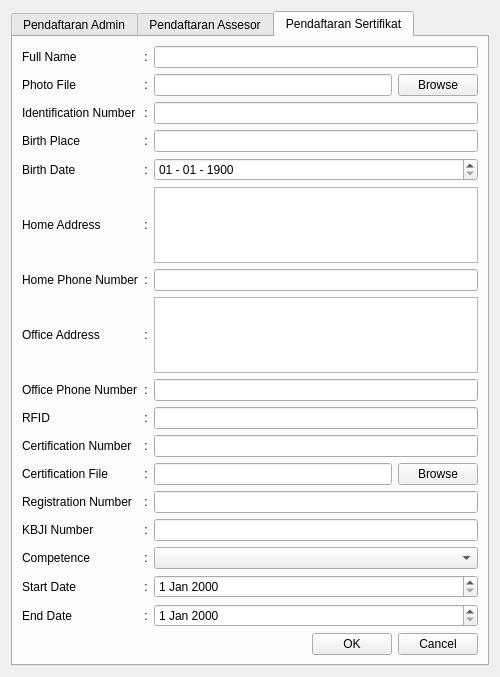
First picture: the form in form_pendaftaran.ui, repository zenaki/LSPE, before the edit.
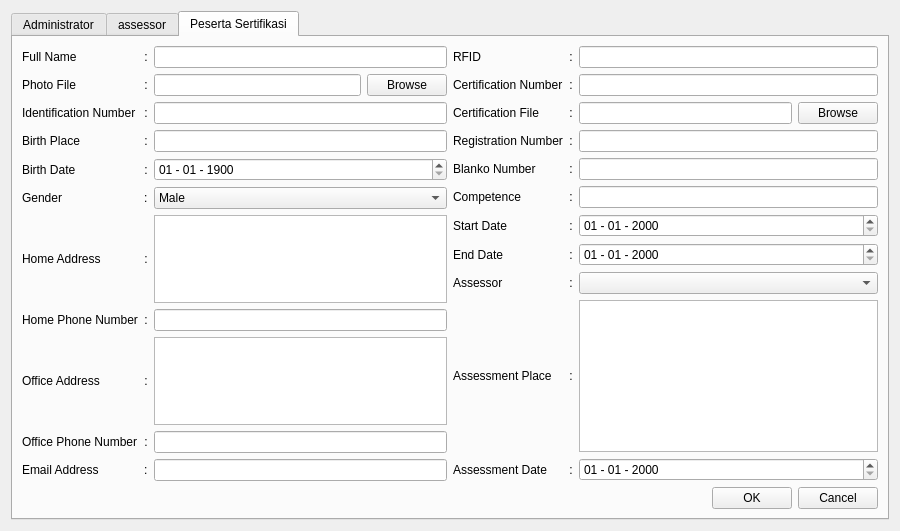
Second picture: the form after the edit. The open tabs and pages were chosen to show the change.

Patch:
```diff
--- a/form_pendaftaran.ui
+++ b/form_pendaftaran.ui
@@ -6,13 +6,13 @@
    <rect>
     <x>0</x>
     <y>0</y>
-    <width>500</width>
-    <height>677</height>
+    <width>900</width>
+    <height>531</height>
    </rect>
   </property>
   <property name="minimumSize">
    <size>
-    <width>500</width>
+    <width>900</width>
     <height>0</height>
    </size>
   </property>
@@ -27,7 +27,7 @@
      </property>
      <widget class="QWidget" name="_pendaftaran_admin">
       <attribute name="title">
-       <string>Pendaftaran Admin</string>
+       <string>Administrator</string>
       </attribute>
       <layout class="QGridLayout" name="gridLayout_4">
        <item row="0" column="0">
@@ -76,6 +76,9 @@
            </property>
           </widget>
          </item>
+         <item row="2" column="2">
+          <widget class="QLineEdit" name="le_admin_fullName"/>
+         </item>
          <item row="2" column="0">
           <widget class="QLabel" name="label_3">
            <property name="text">
@@ -93,8 +96,8 @@
            </property>
           </widget>
          </item>
-         <item row="2" column="2">
-          <widget class="QLineEdit" name="le_admin_fullName"/>
+         <item row="3" column="2">
+          <widget class="QLineEdit" name="le_admin_identNumber"/>
          </item>
          <item row="3" column="0">
           <widget class="QLabel" name="label_4">
@@ -113,9 +116,6 @@
            </property>
           </widget>
          </item>
-         <item row="3" column="2">
-          <widget class="QLineEdit" name="le_admin_identNumber"/>
-         </item>
          <item row="4" column="0">
           <widget class="QLabel" name="label_5">
            <property name="text">
@@ -123,19 +123,26 @@
            </property>
           </widget>
          </item>
-         <item row="4" column="1">
-          <widget class="QLabel" name="label_15">
-           <property name="text">
-            <string>:</string>
-           </property>
-           <property name="alignment">
-            <set>Qt::AlignCenter</set>
-           </property>
-          </widget>
-         </item>
          <item row="4" column="2">
           <widget class="QLineEdit" name="le_admin_birthPlace"/>
          </item>
+         <item row="4" column="1">
+          <widget class="QLabel" name="label_15">
+           <property name="text">
+            <string>:</string>
+           </property>
+           <property name="alignment">
+            <set>Qt::AlignCenter</set>
+           </property>
+          </widget>
+         </item>
+         <item row="6" column="0">
+          <widget class="QLabel" name="label_75">
+           <property name="text">
+            <string>Gender</string>
+           </property>
+          </widget>
+         </item>
          <item row="5" column="0">
           <widget class="QLabel" name="label_6">
            <property name="text">
@@ -153,14 +160,14 @@
            </property>
           </widget>
          </item>
-         <item row="6" column="0">
+         <item row="7" column="0">
           <widget class="QLabel" name="label_7">
            <property name="text">
             <string>Home Address</string>
            </property>
           </widget>
          </item>
-         <item row="6" column="1">
+         <item row="7" column="1">
           <widget class="QLabel" name="label_17">
            <property name="text">
             <string>:</string>
@@ -170,14 +177,17 @@
            </property>
           </widget>
          </item>
-         <item row="7" column="0">
+         <item row="8" column="2">
+          <widget class="QLineEdit" name="le_admin_homePhone"/>
+         </item>
+         <item row="8" column="0">
           <widget class="QLabel" name="label_8">
            <property name="text">
             <string>Home Phone Number</string>
            </property>
           </widget>
          </item>
-         <item row="7" column="1">
+         <item row="8" column="1">
           <widget class="QLabel" name="label_18">
            <property name="text">
             <string>:</string>
@@ -187,17 +197,14 @@
            </property>
           </widget>
          </item>
-         <item row="7" column="2">
-          <widget class="QLineEdit" name="le_admin_homePhone"/>
-         </item>
-         <item row="8" column="0">
+         <item row="9" column="0">
           <widget class="QLabel" name="label_9">
            <property name="text">
             <string>Office Address</string>
            </property>
           </widget>
          </item>
-         <item row="8" column="1">
+         <item row="9" column="1">
           <widget class="QLabel" name="label_19">
            <property name="text">
             <string>:</string>
@@ -207,30 +214,30 @@
            </property>
           </widget>
          </item>
-         <item row="9" column="0">
-          <widget class="QLabel" name="label_10">
-           <property name="text">
-            <string>Office Phone Number</string>
-           </property>
-          </widget>
-         </item>
-         <item row="9" column="1">
-          <widget class="QLabel" name="label_20">
-           <property name="text">
-            <string>:</string>
-           </property>
-           <property name="alignment">
-            <set>Qt::AlignCenter</set>
-           </property>
-          </widget>
-         </item>
-         <item row="9" column="2">
+         <item row="10" column="2">
           <widget class="QLineEdit" name="le_admin_officePhone"/>
          </item>
-         <item row="6" column="2">
+         <item row="10" column="0">
+          <widget class="QLabel" name="label_10">
+           <property name="text">
+            <string>Office Phone Number</string>
+           </property>
+          </widget>
+         </item>
+         <item row="7" column="2">
           <widget class="QTextEdit" name="te_admin_homeAddress"/>
          </item>
-         <item row="8" column="2">
+         <item row="10" column="1">
+          <widget class="QLabel" name="label_20">
+           <property name="text">
+            <string>:</string>
+           </property>
+           <property name="alignment">
+            <set>Qt::AlignCenter</set>
+           </property>
+          </widget>
+         </item>
+         <item row="9" column="2">
           <widget class="QTextEdit" name="te_admin_officeAddress"/>
          </item>
          <item row="5" column="2">
@@ -247,6 +254,44 @@
            </property>
           </widget>
          </item>
+         <item row="6" column="2">
+          <widget class="QComboBox" name="cb_admin_gender">
+           <item>
+            <property name="text">
+             <string>Male</string>
+            </property>
+           </item>
+           <item>
+            <property name="text">
+             <string>Female</string>
+            </property>
+           </item>
+          </widget>
+         </item>
+         <item row="6" column="1">
+          <widget class="QLabel" name="label_76">
+           <property name="text">
+            <string>:</string>
+           </property>
+          </widget>
+         </item>
+         <item row="11" column="0">
+          <widget class="QLabel" name="label_77">
+           <property name="text">
+            <string>Email Address</string>
+           </property>
+          </widget>
+         </item>
+         <item row="11" column="1">
+          <widget class="QLabel" name="label_78">
+           <property name="text">
+            <string>:</string>
+           </property>
+          </widget>
+         </item>
+         <item row="11" column="2">
+          <widget class="QLineEdit" name="le_admin_emailAddress"/>
+         </item>
         </layout>
        </item>
        <item row="1" column="0">
@@ -295,65 +340,34 @@
        </item>
       </layout>
      </widget>
-     <widget class="QWidget" name="tab_pendaftaran_assesor">
+     <widget class="QWidget" name="tab_pendaftaran_assessor">
       <attribute name="title">
-       <string>Pendaftaran Assesor</string>
+       <string>assessor</string>
       </attribute>
       <layout class="QGridLayout" name="gridLayout_5">
        <item row="0" column="0">
         <layout class="QGridLayout" name="gridLayout_3">
-         <item row="0" column="0">
-          <widget class="QLabel" name="label_21">
-           <property name="text">
-            <string>Username</string>
-           </property>
-          </widget>
-         </item>
-         <item row="0" column="1">
+         <item row="4" column="1">
           <widget class="QLabel" name="label_22">
            <property name="text">
             <string>:</string>
            </property>
-           <property name="alignment">
-            <set>Qt::AlignCenter</set>
-           </property>
           </widget>
          </item>
+         <item row="6" column="2">
+          <widget class="QLineEdit" name="le_assessor_homePhone"/>
+         </item>
          <item row="0" column="2">
-          <widget class="QLineEdit" name="le_assesor_username"/>
+          <widget class="QLineEdit" name="le_assessor_fullName"/>
          </item>
-         <item row="1" column="0">
-          <widget class="QLabel" name="label_23">
-           <property name="text">
-            <string>password</string>
-           </property>
-          </widget>
-         </item>
-         <item row="1" column="1">
-          <widget class="QLabel" name="label_24">
-           <property name="text">
-            <string>:</string>
-           </property>
-           <property name="alignment">
-            <set>Qt::AlignCenter</set>
-           </property>
-          </widget>
-         </item>
-         <item row="1" column="2">
-          <widget class="QLineEdit" name="le_assesor_password">
-           <property name="echoMode">
-            <enum>QLineEdit::Password</enum>
-           </property>
-          </widget>
-         </item>
-         <item row="2" column="0">
+         <item row="0" column="0">
           <widget class="QLabel" name="label_25">
            <property name="text">
             <string>Full Name</string>
            </property>
           </widget>
          </item>
-         <item row="2" column="1">
+         <item row="0" column="1">
           <widget class="QLabel" name="label_26">
            <property name="text">
             <string>:</string>
@@ -363,17 +377,17 @@
            </property>
           </widget>
          </item>
-         <item row="2" column="2">
-          <widget class="QLineEdit" name="le_assesor_fullName"/>
+         <item row="1" column="2">
+          <widget class="QLineEdit" name="le_assessor_identNumber"/>
          </item>
-         <item row="3" column="0">
+         <item row="1" column="0">
           <widget class="QLabel" name="label_27">
            <property name="text">
             <string>Identification Number</string>
            </property>
           </widget>
          </item>
-         <item row="3" column="1">
+         <item row="1" column="1">
           <widget class="QLabel" name="label_28">
            <property name="text">
             <string>:</string>
@@ -383,17 +397,17 @@
            </property>
           </widget>
          </item>
-         <item row="3" column="2">
-          <widget class="QLineEdit" name="le_assesor_identNumber"/>
-         </item>
-         <item row="4" column="0">
+         <item row="2" column="0">
           <widget class="QLabel" name="label_29">
            <property name="text">
             <string>Birth Place</string>
            </property>
           </widget>
          </item>
-         <item row="4" column="1">
+         <item row="2" column="2">
+          <widget class="QLineEdit" name="le_assessor_birthPlace"/>
+         </item>
+         <item row="2" column="1">
           <widget class="QLabel" name="label_30">
            <property name="text">
             <string>:</string>
@@ -403,17 +417,14 @@
            </property>
           </widget>
          </item>
-         <item row="4" column="2">
-          <widget class="QLineEdit" name="le_assesor_birthPlace"/>
-         </item>
-         <item row="5" column="0">
+         <item row="3" column="0">
           <widget class="QLabel" name="label_31">
            <property name="text">
             <string>Birth Date</string>
            </property>
           </widget>
          </item>
-         <item row="5" column="1">
+         <item row="3" column="1">
           <widget class="QLabel" name="label_32">
            <property name="text">
             <string>:</string>
@@ -424,13 +435,20 @@
           </widget>
          </item>
          <item row="6" column="0">
+          <widget class="QLabel" name="label_35">
+           <property name="text">
+            <string>Home Phone Number</string>
+           </property>
+          </widget>
+         </item>
+         <item row="5" column="0">
           <widget class="QLabel" name="label_33">
            <property name="text">
             <string>Home Address</string>
            </property>
           </widget>
          </item>
-         <item row="6" column="1">
+         <item row="5" column="1">
           <widget class="QLabel" name="label_34">
            <property name="text">
             <string>:</string>
@@ -440,14 +458,7 @@
            </property>
           </widget>
          </item>
-         <item row="7" column="0">
-          <widget class="QLabel" name="label_35">
-           <property name="text">
-            <string>Home Phone Number</string>
-           </property>
-          </widget>
-         </item>
-         <item row="7" column="1">
+         <item row="6" column="1">
           <widget class="QLabel" name="label_36">
            <property name="text">
             <string>:</string>
@@ -457,17 +468,14 @@
            </property>
           </widget>
          </item>
-         <item row="7" column="2">
-          <widget class="QLineEdit" name="le_assesor_homePhone"/>
-         </item>
-         <item row="8" column="0">
+         <item row="7" column="0">
           <widget class="QLabel" name="label_37">
            <property name="text">
             <string>Office Address</string>
            </property>
           </widget>
          </item>
-         <item row="8" column="1">
+         <item row="7" column="1">
           <widget class="QLabel" name="label_38">
            <property name="text">
             <string>:</string>
@@ -477,14 +485,20 @@
            </property>
           </widget>
          </item>
-         <item row="9" column="0">
+         <item row="8" column="2">
+          <widget class="QLineEdit" name="le_assessor_officePhone"/>
+         </item>
+         <item row="8" column="0">
           <widget class="QLabel" name="label_39">
            <property name="text">
             <string>Office Phone Number</string>
            </property>
           </widget>
          </item>
-         <item row="9" column="1">
+         <item row="5" column="2">
+          <widget class="QTextEdit" name="te_assessor_homeAddress"/>
+         </item>
+         <item row="8" column="1">
           <widget class="QLabel" name="label_40">
            <property name="text">
             <string>:</string>
@@ -494,17 +508,11 @@
            </property>
           </widget>
          </item>
-         <item row="9" column="2">
-          <widget class="QLineEdit" name="le_assesor_officePhone"/>
+         <item row="7" column="2">
+          <widget class="QTextEdit" name="te_assessor_officeAddress"/>
          </item>
-         <item row="6" column="2">
-          <widget class="QTextEdit" name="te_assesor_homeAddress"/>
-         </item>
-         <item row="8" column="2">
-          <widget class="QTextEdit" name="te_assesor_officeAddress"/>
-         </item>
-         <item row="5" column="2">
-          <widget class="QDateEdit" name="de_assesor_birthDate">
+         <item row="3" column="2">
+          <widget class="QDateEdit" name="de_assessor_birthDate">
            <property name="displayFormat">
             <string>dd - MM - yyyy</string>
            </property>
@@ -517,6 +525,44 @@
            </property>
           </widget>
          </item>
+         <item row="4" column="2">
+          <widget class="QComboBox" name="cb_assessor_gender">
+           <item>
+            <property name="text">
+             <string>Male</string>
+            </property>
+           </item>
+           <item>
+            <property name="text">
+             <string>Female</string>
+            </property>
+           </item>
+          </widget>
+         </item>
+         <item row="4" column="0">
+          <widget class="QLabel" name="label_21">
+           <property name="text">
+            <string>Gender</string>
+           </property>
+          </widget>
+         </item>
+         <item row="9" column="0">
+          <widget class="QLabel" name="label_23">
+           <property name="text">
+            <string>Email Address</string>
+           </property>
+          </widget>
+         </item>
+         <item row="9" column="1">
+          <widget class="QLabel" name="label_24">
+           <property name="text">
+            <string>:</string>
+           </property>
+          </widget>
+         </item>
+         <item row="9" column="2">
+          <widget class="QLineEdit" name="le_assessor_emailAddress"/>
+         </item>
         </layout>
        </item>
        <item row="1" column="0">
@@ -548,14 +594,14 @@
           </spacer>
          </item>
          <item>
-          <widget class="QPushButton" name="pb_assesor_ok">
+          <widget class="QPushButton" name="pb_assessor_ok">
            <property name="text">
             <string>OK</string>
            </property>
           </widget>
          </item>
          <item>
-          <widget class="QPushButton" name="pb_assesor_cancel">
+          <widget class="QPushButton" name="pb_assessor_cancel">
            <property name="text">
             <string>Cancel</string>
            </property>
@@ -567,153 +613,14 @@
      </widget>
      <widget class="QWidget" name="tab_pendaftaran_sertifikat">
       <attribute name="title">
-       <string>Pendaftaran Sertifikat</string>
+       <string>Peserta Sertifikasi</string>
       </attribute>
+      <layout class="QGridLayout" name="gridLayout_8">
+       <item row="0" column="0">
+        <layout class="QHBoxLayout" name="horizontalLayout_6">
+         <item>
       <layout class="QGridLayout" name="gridLayout_7">
        <item row="0" column="0">
-        <layout class="QGridLayout" name="gridLayout_6">
-         <item row="13" column="2">
-          <widget class="QLineEdit" name="le_sertifikat_kbjiNumber"/>
-         </item>
-         <item row="10" column="1">
-          <widget class="QLabel" name="label_63">
-           <property name="text">
-            <string>:</string>
-           </property>
-           <property name="alignment">
-            <set>Qt::AlignCenter</set>
-           </property>
-          </widget>
-         </item>
-         <item row="11" column="2">
-          <layout class="QHBoxLayout" name="horizontalLayout">
-           <item>
-            <widget class="QLineEdit" name="le_sertifikat_certFile"/>
-           </item>
-           <item>
-            <widget class="QPushButton" name="pb_sertifikat_findCert">
-             <property name="text">
-              <string>Browse</string>
-             </property>
-            </widget>
-           </item>
-          </layout>
-         </item>
-         <item row="9" column="2">
-          <widget class="QLineEdit" name="le_sertifikat_rfid"/>
-         </item>
-         <item row="13" column="1">
-          <widget class="QLabel" name="label_67">
-           <property name="text">
-            <string>:</string>
-           </property>
-           <property name="alignment">
-            <set>Qt::AlignCenter</set>
-           </property>
-          </widget>
-         </item>
-         <item row="13" column="0">
-          <widget class="QLabel" name="label_66">
-           <property name="text">
-            <string>KBJI Number</string>
-           </property>
-          </widget>
-         </item>
-         <item row="11" column="1">
-          <widget class="QLabel" name="label_64">
-           <property name="text">
-            <string>:</string>
-           </property>
-           <property name="alignment">
-            <set>Qt::AlignCenter</set>
-           </property>
-          </widget>
-         </item>
-         <item row="10" column="0">
-          <widget class="QLabel" name="label_42">
-           <property name="text">
-            <string>Certification Number</string>
-           </property>
-          </widget>
-         </item>
-         <item row="11" column="0">
-          <widget class="QLabel" name="label_43">
-           <property name="text">
-            <string>Certification File</string>
-           </property>
-          </widget>
-         </item>
-         <item row="9" column="1">
-          <widget class="QLabel" name="label_61">
-           <property name="text">
-            <string>:</string>
-           </property>
-           <property name="alignment">
-            <set>Qt::AlignCenter</set>
-           </property>
-          </widget>
-         </item>
-         <item row="12" column="1">
-          <widget class="QLabel" name="label_65">
-           <property name="text">
-            <string>:</string>
-           </property>
-           <property name="alignment">
-            <set>Qt::AlignCenter</set>
-           </property>
-          </widget>
-         </item>
-         <item row="14" column="1">
-          <widget class="QLabel" name="label_69">
-           <property name="text">
-            <string>:</string>
-           </property>
-           <property name="alignment">
-            <set>Qt::AlignCenter</set>
-           </property>
-          </widget>
-         </item>
-         <item row="10" column="2">
-          <widget class="QLineEdit" name="le_sertifikat_certNumber"/>
-         </item>
-         <item row="14" column="0">
-          <widget class="QLabel" name="label_68">
-           <property name="text">
-            <string>Competence</string>
-           </property>
-          </widget>
-         </item>
-         <item row="16" column="0">
-          <widget class="QLabel" name="label_72">
-           <property name="text">
-            <string>End Date</string>
-           </property>
-          </widget>
-         </item>
-         <item row="15" column="1">
-          <widget class="QLabel" name="label_71">
-           <property name="text">
-            <string>:</string>
-           </property>
-           <property name="alignment">
-            <set>Qt::AlignCenter</set>
-           </property>
-          </widget>
-         </item>
-         <item row="14" column="2">
-          <widget class="QComboBox" name="cb_sertifikat_competence"/>
-         </item>
-         <item row="12" column="2">
-          <widget class="QLineEdit" name="le_sertifikat_registrationNumber"/>
-         </item>
-         <item row="9" column="0">
-          <widget class="QLabel" name="label_41">
-           <property name="text">
-            <string>RFID</string>
-           </property>
-          </widget>
-         </item>
-         <item row="0" column="0">
           <widget class="QLabel" name="label_45">
            <property name="text">
             <string>Full Name</string>
@@ -733,16 +640,51 @@
          <item row="0" column="2">
           <widget class="QLineEdit" name="le_sertifikat_fullName"/>
          </item>
-         <item row="2" column="0">
-          <widget class="QLabel" name="label_47">
+           <item row="1" column="0">
+            <widget class="QLabel" name="label_74">
            <property name="text">
-            <string>Identification Number</string>
+              <string>Photo File</string>
            </property>
           </widget>
          </item>
+           <item row="1" column="1">
+            <widget class="QLabel" name="label_62">
+             <property name="text">
+              <string>:</string>
+             </property>
+             <property name="alignment">
+              <set>Qt::AlignCenter</set>
+             </property>
+            </widget>
+           </item>
+           <item row="1" column="2">
+            <layout class="QHBoxLayout" name="horizontalLayout_2">
+             <item>
+              <widget class="QLineEdit" name="le_sertifikat_photoFile">
+               <property name="readOnly">
+                <bool>true</bool>
+               </property>
+              </widget>
+             </item>
+             <item>
+              <widget class="QPushButton" name="pb_sertifikat_findPhoto">
+               <property name="text">
+                <string>Browse</string>
+               </property>
+              </widget>
+             </item>
+            </layout>
+           </item>
          <item row="2" column="2">
           <widget class="QLineEdit" name="le_sertifikat_identNumber"/>
          </item>
+           <item row="2" column="0">
+            <widget class="QLabel" name="label_47">
+             <property name="text">
+              <string>Identification Number</string>
+             </property>
+            </widget>
+           </item>
          <item row="2" column="1">
           <widget class="QLabel" name="label_48">
            <property name="text">
@@ -753,16 +695,16 @@
            </property>
           </widget>
          </item>
-         <item row="3" column="0">
-          <widget class="QLabel" name="label_49">
-           <property name="text">
-            <string>Birth Place</string>
-           </property>
-          </widget>
-         </item>
          <item row="3" column="2">
           <widget class="QLineEdit" name="le_sertifikat_birthPlace"/>
          </item>
+           <item row="3" column="0">
+            <widget class="QLabel" name="label_49">
+             <property name="text">
+              <string>Birth Place</string>
+             </property>
+            </widget>
+           </item>
          <item row="3" column="1">
           <widget class="QLabel" name="label_50">
            <property name="text">
@@ -780,6 +722,20 @@
            </property>
           </widget>
          </item>
+           <item row="4" column="2">
+            <widget class="QDateEdit" name="de_sertifikat_birthDate">
+             <property name="displayFormat">
+              <string>dd - MM - yyyy</string>
+             </property>
+             <property name="date">
+              <date>
+               <year>1900</year>
+               <month>1</month>
+               <day>1</day>
+              </date>
+             </property>
+            </widget>
+           </item>
          <item row="4" column="1">
           <widget class="QLabel" name="label_52">
            <property name="text">
@@ -790,14 +746,17 @@
            </property>
           </widget>
          </item>
-         <item row="5" column="0">
+           <item row="6" column="2">
+            <widget class="QTextEdit" name="te_sertifikat_homeAddress"/>
+           </item>
+           <item row="6" column="0">
           <widget class="QLabel" name="label_53">
            <property name="text">
             <string>Home Address</string>
            </property>
           </widget>
          </item>
-         <item row="5" column="1">
+           <item row="6" column="1">
           <widget class="QLabel" name="label_54">
            <property name="text">
             <string>:</string>
@@ -807,17 +766,17 @@
            </property>
           </widget>
          </item>
-         <item row="6" column="2">
+           <item row="7" column="2">
           <widget class="QLineEdit" name="le_sertifikat_homePhone"/>
          </item>
-         <item row="6" column="0">
+           <item row="7" column="0">
           <widget class="QLabel" name="label_55">
            <property name="text">
             <string>Home Phone Number</string>
            </property>
           </widget>
          </item>
-         <item row="6" column="1">
+           <item row="7" column="1">
           <widget class="QLabel" name="label_56">
            <property name="text">
             <string>:</string>
@@ -827,14 +786,14 @@
            </property>
           </widget>
          </item>
-         <item row="7" column="0">
+           <item row="8" column="0">
           <widget class="QLabel" name="label_57">
            <property name="text">
             <string>Office Address</string>
            </property>
           </widget>
          </item>
-         <item row="7" column="1">
+           <item row="8" column="1">
           <widget class="QLabel" name="label_58">
            <property name="text">
             <string>:</string>
@@ -844,17 +803,20 @@
            </property>
           </widget>
          </item>
-         <item row="8" column="0">
+           <item row="8" column="2">
+            <widget class="QTextEdit" name="te_sertifikat_officeAddress"/>
+           </item>
+           <item row="9" column="2">
+            <widget class="QLineEdit" name="le_sertifikat_officePhone"/>
+           </item>
+           <item row="9" column="0">
           <widget class="QLabel" name="label_59">
            <property name="text">
             <string>Office Phone Number</string>
            </property>
           </widget>
          </item>
-         <item row="8" column="2">
-          <widget class="QLineEdit" name="le_sertifikat_officeNumber"/>
-         </item>
-         <item row="8" column="1">
+           <item row="9" column="1">
           <widget class="QLabel" name="label_60">
            <property name="text">
             <string>:</string>
@@ -864,25 +826,242 @@
            </property>
           </widget>
          </item>
-         <item row="12" column="0">
+           <item row="5" column="0">
+            <widget class="QLabel" name="label_79">
+             <property name="text">
+              <string>Gender</string>
+             </property>
+            </widget>
+           </item>
+           <item row="5" column="2">
+            <widget class="QComboBox" name="cb_sertifikat_gender">
+             <item>
+              <property name="text">
+               <string>Male</string>
+              </property>
+             </item>
+             <item>
+              <property name="text">
+               <string>Female</string>
+              </property>
+             </item>
+            </widget>
+           </item>
+           <item row="5" column="1">
+            <widget class="QLabel" name="label_80">
+             <property name="text">
+              <string>:</string>
+             </property>
+            </widget>
+           </item>
+           <item row="10" column="0">
+            <widget class="QLabel" name="label_81">
+             <property name="text">
+              <string>Email Address</string>
+             </property>
+            </widget>
+           </item>
+           <item row="10" column="1">
+            <widget class="QLabel" name="label_82">
+             <property name="text">
+              <string>:</string>
+             </property>
+            </widget>
+           </item>
+           <item row="10" column="2">
+            <widget class="QLineEdit" name="le_sertifikat_emailAddress"/>
+           </item>
+          </layout>
+         </item>
+         <item>
+          <layout class="QVBoxLayout" name="verticalLayout">
+           <item>
+            <layout class="QGridLayout" name="gridLayout_6">
+             <item row="7" column="1">
+              <widget class="QLabel" name="label_73">
+               <property name="text">
+                <string>:</string>
+               </property>
+               <property name="alignment">
+                <set>Qt::AlignCenter</set>
+               </property>
+              </widget>
+             </item>
+             <item row="7" column="2">
+              <widget class="QDateEdit" name="de_sertifikat_endDate">
+               <property name="displayFormat">
+                <string>dd - MM - yyyy</string>
+               </property>
+              </widget>
+             </item>
+             <item row="8" column="2">
+              <widget class="QComboBox" name="cb_sertifikat_assessor"/>
+             </item>
+             <item row="8" column="0">
+              <widget class="QLabel" name="label_83">
+               <property name="text">
+                <string>Assessor</string>
+               </property>
+              </widget>
+             </item>
+             <item row="8" column="1">
+              <widget class="QLabel" name="label_84">
+               <property name="text">
+                <string>:</string>
+               </property>
+               <property name="alignment">
+                <set>Qt::AlignCenter</set>
+               </property>
+              </widget>
+             </item>
+             <item row="2" column="1">
+              <widget class="QLabel" name="label_64">
+               <property name="text">
+                <string>:</string>
+               </property>
+               <property name="alignment">
+                <set>Qt::AlignCenter</set>
+               </property>
+              </widget>
+             </item>
+             <item row="3" column="1">
+              <widget class="QLabel" name="label_65">
+               <property name="text">
+                <string>:</string>
+               </property>
+               <property name="alignment">
+                <set>Qt::AlignCenter</set>
+               </property>
+              </widget>
+             </item>
+             <item row="0" column="0">
+              <widget class="QLabel" name="label_41">
+               <property name="text">
+                <string>RFID</string>
+               </property>
+              </widget>
+             </item>
+             <item row="0" column="1">
+              <widget class="QLabel" name="label_61">
+               <property name="text">
+                <string>:</string>
+               </property>
+               <property name="alignment">
+                <set>Qt::AlignCenter</set>
+               </property>
+              </widget>
+             </item>
+             <item row="0" column="2">
+              <widget class="QLineEdit" name="le_sertifikat_rfid"/>
+             </item>
+             <item row="1" column="0">
+              <widget class="QLabel" name="label_42">
+               <property name="text">
+                <string>Certification Number</string>
+               </property>
+              </widget>
+             </item>
+             <item row="1" column="1">
+              <widget class="QLabel" name="label_63">
+               <property name="text">
+                <string>:</string>
+               </property>
+               <property name="alignment">
+                <set>Qt::AlignCenter</set>
+               </property>
+              </widget>
+             </item>
+             <item row="1" column="2">
+              <widget class="QLineEdit" name="le_sertifikat_certNumber"/>
+             </item>
+             <item row="2" column="0">
+              <widget class="QLabel" name="label_43">
+               <property name="text">
+                <string>Certification File</string>
+               </property>
+              </widget>
+             </item>
+             <item row="2" column="2">
+              <layout class="QHBoxLayout" name="horizontalLayout">
+               <item>
+                <widget class="QLineEdit" name="le_sertifikat_certFile">
+                 <property name="readOnly">
+                  <bool>true</bool>
+                 </property>
+                </widget>
+               </item>
+               <item>
+                <widget class="QPushButton" name="pb_sertifikat_findCert">
+                 <property name="text">
+                  <string>Browse</string>
+                 </property>
+                </widget>
+               </item>
+              </layout>
+             </item>
+             <item row="3" column="0">
           <widget class="QLabel" name="label_44">
            <property name="text">
             <string>Registration Number</string>
            </property>
           </widget>
          </item>
-         <item row="15" column="0">
+             <item row="3" column="2">
+              <widget class="QLineEdit" name="le_sertifikat_registrationNumber"/>
+             </item>
+             <item row="4" column="2">
+              <widget class="QLineEdit" name="le_sertifikat_kbjiNumber"/>
+             </item>
+             <item row="4" column="0">
+              <widget class="QLabel" name="label_66">
+               <property name="text">
+                <string>Blanko Number</string>
+               </property>
+              </widget>
+             </item>
+             <item row="4" column="1">
+              <widget class="QLabel" name="label_67">
+               <property name="text">
+                <string>:</string>
+               </property>
+               <property name="alignment">
+                <set>Qt::AlignCenter</set>
+               </property>
+              </widget>
+             </item>
+             <item row="5" column="0">
+              <widget class="QLabel" name="label_68">
+               <property name="text">
+                <string>Competence</string>
+               </property>
+              </widget>
+             </item>
+             <item row="5" column="1">
+              <widget class="QLabel" name="label_69">
+               <property name="text">
+                <string>:</string>
+               </property>
+               <property name="alignment">
+                <set>Qt::AlignCenter</set>
+               </property>
+              </widget>
+             </item>
+             <item row="6" column="2">
+              <widget class="QDateEdit" name="de_sertifikat_startDate">
+               <property name="displayFormat">
+                <string>dd - MM - yyyy</string>
+               </property>
+              </widget>
+             </item>
+             <item row="6" column="0">
           <widget class="QLabel" name="label_70">
            <property name="text">
             <string>Start Date</string>
            </property>
           </widget>
          </item>
-         <item row="15" column="2">
-          <widget class="QDateEdit" name="de_sertifikat_startDate"/>
-         </item>
-         <item row="16" column="1">
-          <widget class="QLabel" name="label_73">
+             <item row="6" column="1">
+              <widget class="QLabel" name="label_71">
            <property name="text">
             <string>:</string>
            </property>
@@ -891,18 +1070,22 @@
            </property>
           </widget>
          </item>
-         <item row="16" column="2">
-          <widget class="QDateEdit" name="de_sertifikat_endDate"/>
-         </item>
-         <item row="1" column="0">
-          <widget class="QLabel" name="label_74">
+             <item row="7" column="0">
+              <widget class="QLabel" name="label_72">
+               <property name="text">
+                <string>End Date</string>
+               </property>
+              </widget>
+             </item>
+             <item row="9" column="0">
+              <widget class="QLabel" name="label_85">
            <property name="text">
-            <string>Photo File</string>
+                <string>Assessment Place</string>
            </property>
           </widget>
          </item>
-         <item row="1" column="1">
-          <widget class="QLabel" name="label_62">
+             <item row="9" column="1">
+              <widget class="QLabel" name="label_86">
            <property name="text">
             <string>:</string>
            </property>
@@ -911,43 +1094,39 @@
            </property>
           </widget>
          </item>
-         <item row="1" column="2">
-          <layout class="QHBoxLayout" name="horizontalLayout_2">
-           <item>
-            <widget class="QLineEdit" name="le_sertifikat_photoFile"/>
-           </item>
-           <item>
-            <widget class="QPushButton" name="pb_sertifikat_findPhoto">
+             <item row="10" column="0">
+              <widget class="QLabel" name="label_87">
              <property name="text">
-              <string>Browse</string>
+                <string>Assessment Date</string>
              </property>
             </widget>
            </item>
-          </layout>
-         </item>
-         <item row="5" column="2">
-          <widget class="QTextEdit" name="te_sertifikat_homeAddress"/>
-         </item>
-         <item row="7" column="2">
-          <widget class="QTextEdit" name="te_sertifikat_officeAddress"/>
-         </item>
-         <item row="4" column="2">
-          <widget class="QDateEdit" name="de_sertifikat_birthDate">
+             <item row="10" column="2">
+              <widget class="QDateEdit" name="de_sertifikat_assessmentDate">
            <property name="displayFormat">
             <string>dd - MM - yyyy</string>
            </property>
-           <property name="date">
-            <date>
-             <year>1900</year>
-             <month>1</month>
-             <day>1</day>
-            </date>
-           </property>
-          </widget>
-         </item>
-        </layout>
-       </item>
-       <item row="1" column="0">
+              </widget>
+             </item>
+             <item row="10" column="1">
+              <widget class="QLabel" name="label_88">
+               <property name="text">
+                <string>:</string>
+               </property>
+               <property name="alignment">
+                <set>Qt::AlignCenter</set>
+               </property>
+              </widget>
+             </item>
+             <item row="9" column="2">
+              <widget class="QTextEdit" name="te_sertifikat_assessmentPlace"/>
+             </item>
+             <item row="5" column="2">
+              <widget class="QLineEdit" name="le_sertifikat_competence"/>
+             </item>
+            </layout>
+           </item>
+           <item>
         <spacer name="verticalSpacer_3">
          <property name="orientation">
           <enum>Qt::Vertical</enum>
@@ -960,6 +1139,23 @@
          </property>
         </spacer>
        </item>
+          </layout>
+         </item>
+        </layout>
+       </item>
+       <item row="1" column="0">
+        <spacer name="verticalSpacer_4">
+         <property name="orientation">
+          <enum>Qt::Vertical</enum>
+         </property>
+         <property name="sizeHint" stdset="0">
+          <size>
+           <width>20</width>
+           <height>16</height>
+          </size>
+         </property>
+        </spacer>
+       </item>
        <item row="2" column="0">
         <layout class="QHBoxLayout" name="horizontalLayout_5">
          <item>
```
Left out of the diff: 55 changed lines with no effect on the pictures. Lines whose indentation alone changed are shown as unchanged.
